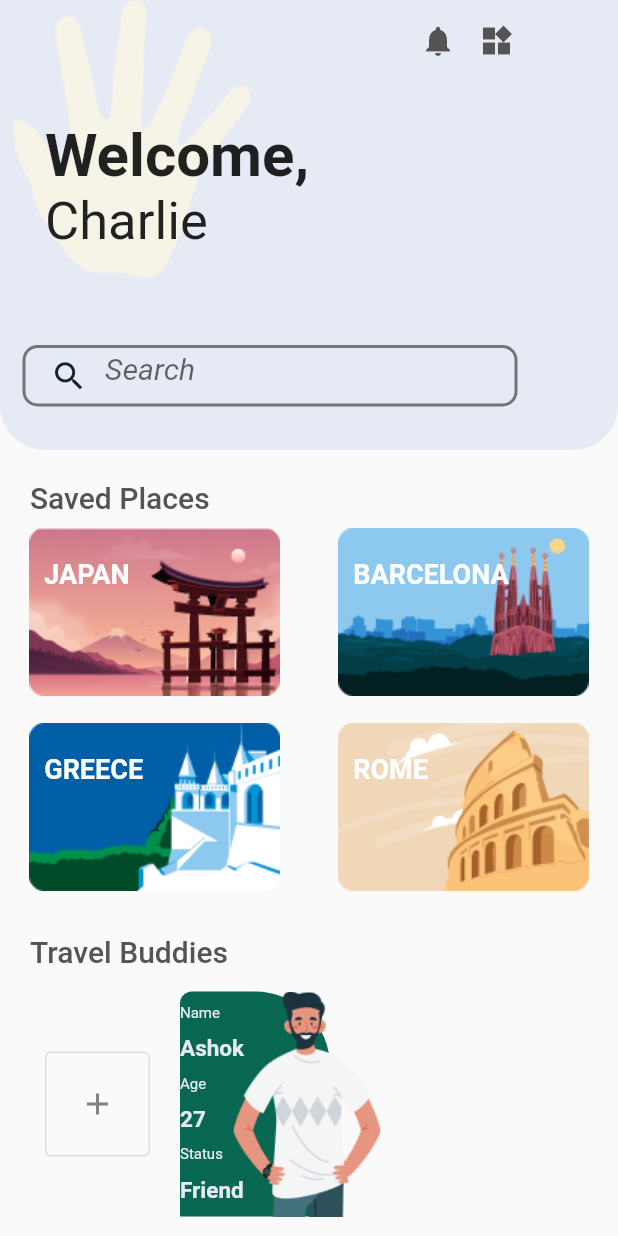
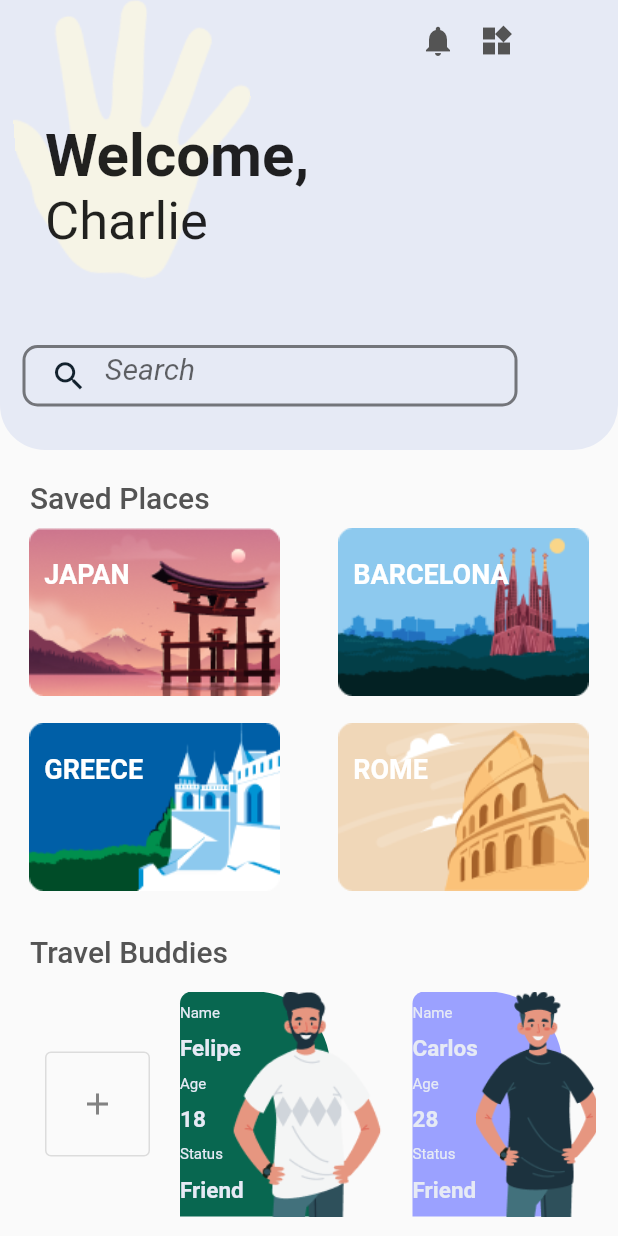
Before and after one commit to Felipe-dot/Travel-app, a Flutter app: the screen it shows after launch, on a phone screen of 412 x 824 dp. Run offline on Flutter 3.47's test engine with Material 2 defaults, Android fonts, the phone set to English and light mode, and no system bars.

Commit message:
Finalizei a homepage

```diff
--- /dev/null
+++ b/lib/components/my_buddy.dart
@@ -0,0 +1,106 @@
+import 'package:flutter/material.dart';
+
+import '../constant.dart';
+
+class MyBuddy extends StatelessWidget {
+  final String myBuddyName;
+  final String myBuddyAge;
+  final String myBuddyStatus;
+  final String myBuddyImage;
+  final Color myBuddyColor;
+
+  const MyBuddy(
+      {Key? key,
+      required this.myBuddyImage,
+      required this.myBuddyColor,
+      required this.myBuddyName,
+      required this.myBuddyAge,
+      required this.myBuddyStatus})
+      : super(key: key);
+
+  @override
+  Widget build(BuildContext context) {
+    return Stack(
+      alignment: Alignment.topLeft,
+      children: [
+        Container(
+          margin: const EdgeInsets.only(left: 20, right: 35),
+          height: 150,
+          width: 100,
+          decoration: BoxDecoration(
+            borderRadius: const BorderRadius.only(
+              topLeft: Radius.circular(8),
+              topRight: Radius.circular(50),
+            ),
+            color: myBuddyColor,
+          ),
+          child: Column(
+            crossAxisAlignment: CrossAxisAlignment.start,
+            mainAxisAlignment: MainAxisAlignment.spaceEvenly,
+            children: [
+              const Text(
+                "Name",
+                style: TextStyle(
+                  color: lightWhite,
+                  fontWeight: FontWeight.w400,
+                  fontSize: 10,
+                ),
+              ),
+              Text(
+                myBuddyName,
+                style: const TextStyle(
+                  color: lightWhite,
+                  fontWeight: FontWeight.bold,
+                  fontSize: 15,
+                ),
+              ),
+              const Text(
+                "Age",
+                style: TextStyle(
+                  color: lightWhite,
+                  fontWeight: FontWeight.w400,
+                  fontSize: 10,
+                ),
+              ),
+              Text(
+                myBuddyAge,
+                style: const TextStyle(
+                  color: lightWhite,
+                  fontWeight: FontWeight.bold,
+                  fontSize: 15,
+                ),
+              ),
+              const Text(
+                "Status",
+                style: TextStyle(
+                  color: lightWhite,
+                  fontWeight: FontWeight.w400,
+                  fontSize: 10,
+                ),
+              ),
+              Text(
+                myBuddyStatus,
+                style: const TextStyle(
+                  color: lightWhite,
+                  fontWeight: FontWeight.bold,
+                  fontSize: 15,
+                ),
+              ),
+            ],
+          ),
+        ),
+        Positioned(
+          left: 55,
+          child: SizedBox(
+            height: 150,
+            width: 100,
+            child: Image.asset(
+              myBuddyImage,
+              fit: BoxFit.contain,
+            ),
+          ),
+        ),
+      ],
+    );
+  }
+}
--- a/lib/components/my_place.dart
+++ b/lib/components/my_place.dart
@@ -11,9 +11,14 @@ class MyPlace extends StatelessWidget {
   Widget build(BuildContext context) {
     return Stack(
       children: [
-        Image.asset(
-          imageAsset,
-          fit: BoxFit.cover,
+        GestureDetector(
+          child: Image.asset(
+            imageAsset,
+            fit: BoxFit.cover,
+          ),
+          onTap: () {
+            print("ESTOU FUNCIONANDO");
+          },
         ),
         Positioned(
           left: 10,
--- /dev/null
+++ b/lib/components/my_travel_buddies.dart
@@ -0,0 +1,55 @@
+import 'package:flutter/material.dart';
+
+import '../constant.dart';
+import 'my_buddy.dart';
+
+class MyTravelBuddies extends StatefulWidget {
+  const MyTravelBuddies({Key? key}) : super(key: key);
+
+  @override
+  _MyTravelBuddiesState createState() => _MyTravelBuddiesState();
+}
+
+class _MyTravelBuddiesState extends State<MyTravelBuddies> {
+  @override
+  Widget build(BuildContext context) {
+    return Container(
+      margin: const EdgeInsets.only(left: 15),
+      padding: const EdgeInsets.all(15),
+      alignment: Alignment.topLeft,
+      child: SingleChildScrollView(
+        scrollDirection: Axis.horizontal,
+        child: Row(
+          mainAxisAlignment: MainAxisAlignment.start,
+          children: [
+            OutlinedButton(
+              onPressed: () {},
+              style: OutlinedButton.styleFrom(
+                enableFeedback: true,
+                fixedSize: const Size(70, 70),
+              ),
+              child: const Icon(
+                Icons.add,
+                color: Color(0xff828282),
+              ),
+            ),
+            const MyBuddy(
+              myBuddyImage: 'assets/images/friend1.png',
+              myBuddyColor: lightGreen,
+              myBuddyAge: "18",
+              myBuddyName: "Felipe",
+              myBuddyStatus: "Friend",
+            ),
+            const MyBuddy(
+              myBuddyImage: 'assets/images/friend2.png',
+              myBuddyColor: Color(0xff9BA1FF),
+              myBuddyAge: "28",
+              myBuddyName: "Carlos",
+              myBuddyStatus: "Friend",
+            ),
+          ],
+        ),
+      ),
+    );
+  }
+}
--- a/lib/screens/my_homepage_screen.dart
+++ b/lib/screens/my_homepage_screen.dart
@@ -1,7 +1,7 @@
 import 'package:flutter/material.dart';
 import 'package:travelapp/components/my_header.dart';
 import 'package:travelapp/components/my_saved_places.dart';
-import '../constant.dart';
+import 'package:travelapp/components/my_travel_buddies.dart';
 
 class MyHomePage extends StatelessWidget {
   const MyHomePage({Key? key}) : super(key: key);
@@ -47,35 +47,7 @@ class MyHomePage extends StatelessWidget {
                   ),
                 ],
               ),
-              Container(
-                margin: const EdgeInsets.only(left: 15),
-                padding: const EdgeInsets.all(15),
-                alignment: Alignment.topLeft,
-                child: Row(
-                  mainAxisAlignment: MainAxisAlignment.start,
-                  children: [
-                    OutlinedButton(
-                      onPressed: () {},
-                      style: OutlinedButton.styleFrom(
-                        enableFeedback: true,
-                        fixedSize: const Size(70, 70),
-                      ),
-                      child: const Icon(
-                        Icons.add,
-                        color: Color(0xff828282),
-                      ),
-                    ),
-                    SingleChildScrollView(
-                      scrollDirection: Axis.horizontal,
-                      child: Row(
-                        children: [
-                          MyBuddy(),
-                        ],
-                      ),
-                    ),
-                  ],
-                ),
-              ),
+              const MyTravelBuddies(),
             ],
           ),
         ],
@@ -83,93 +55,3 @@ class MyHomePage extends StatelessWidget {
     );
   }
 }
-
-class MyBuddy extends StatelessWidget {
-  const MyBuddy({Key? key}) : super(key: key);
-
-  @override
-  Widget build(BuildContext context) {
-    return Stack(
-      alignment: Alignment.topLeft,
-      children: [
-        Container(
-          margin: const EdgeInsets.only(left: 20, right: 35),
-          height: 150,
-          width: 100,
-          decoration: const BoxDecoration(
-            borderRadius: BorderRadius.only(
-              topLeft: Radius.circular(8),
-              topRight: Radius.circular(50),
-            ),
-            color: lightGreen,
-          ),
-          child: Column(
-            crossAxisAlignment: CrossAxisAlignment.start,
-            mainAxisAlignment: MainAxisAlignment.spaceEvenly,
-            children: const [
-              Text(
-                "Name",
-                style: TextStyle(
-                  color: lightWhite,
-                  fontWeight: FontWeight.w400,
-                  fontSize: 10,
-                ),
-              ),
-              Text(
-                "Ashok",
-                style: TextStyle(
-                  color: lightWhite,
-                  fontWeight: FontWeight.bold,
-                  fontSize: 15,
-                ),
-              ),
-              Text(
-                "Age",
-                style: TextStyle(
-                  color: lightWhite,
-                  fontWeight: FontWeight.w400,
-                  fontSize: 10,
-                ),
-              ),
-              Text(
-                "27",
-                style: TextStyle(
-                  color: lightWhite,
-                  fontWeight: FontWeight.bold,
-                  fontSize: 15,
-                ),
-              ),
-              Text(
-                "Status",
-                style: TextStyle(
-                  color: lightWhite,
-                  fontWeight: FontWeight.w400,
-                  fontSize: 10,
-                ),
-              ),
-              Text(
-                "Friend",
-                style: TextStyle(
-                  color: lightWhite,
-                  fontWeight: FontWeight.bold,
-                  fontSize: 15,
-                ),
-              ),
-            ],
-          ),
-        ),
-        Positioned(
-          left: 55,
-          child: SizedBox(
-            height: 150,
-            width: 100,
-            child: Image.asset(
-              'assets/images/friend1.png',
-              fit: BoxFit.contain,
-            ),
-          ),
-        ),
-      ],
-    );
-  }
-}
```
